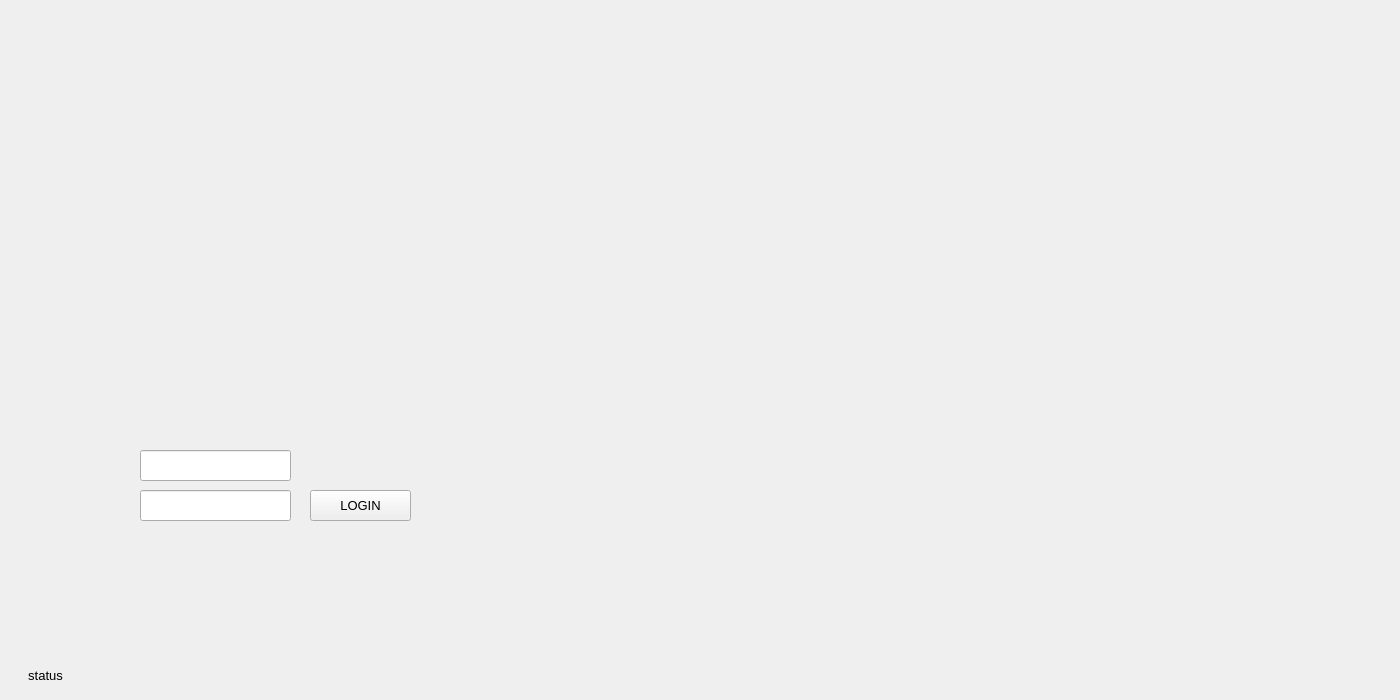
First picture: the form in widget.ui, repository damman96/OnlineBankingSimulator, before the edit.
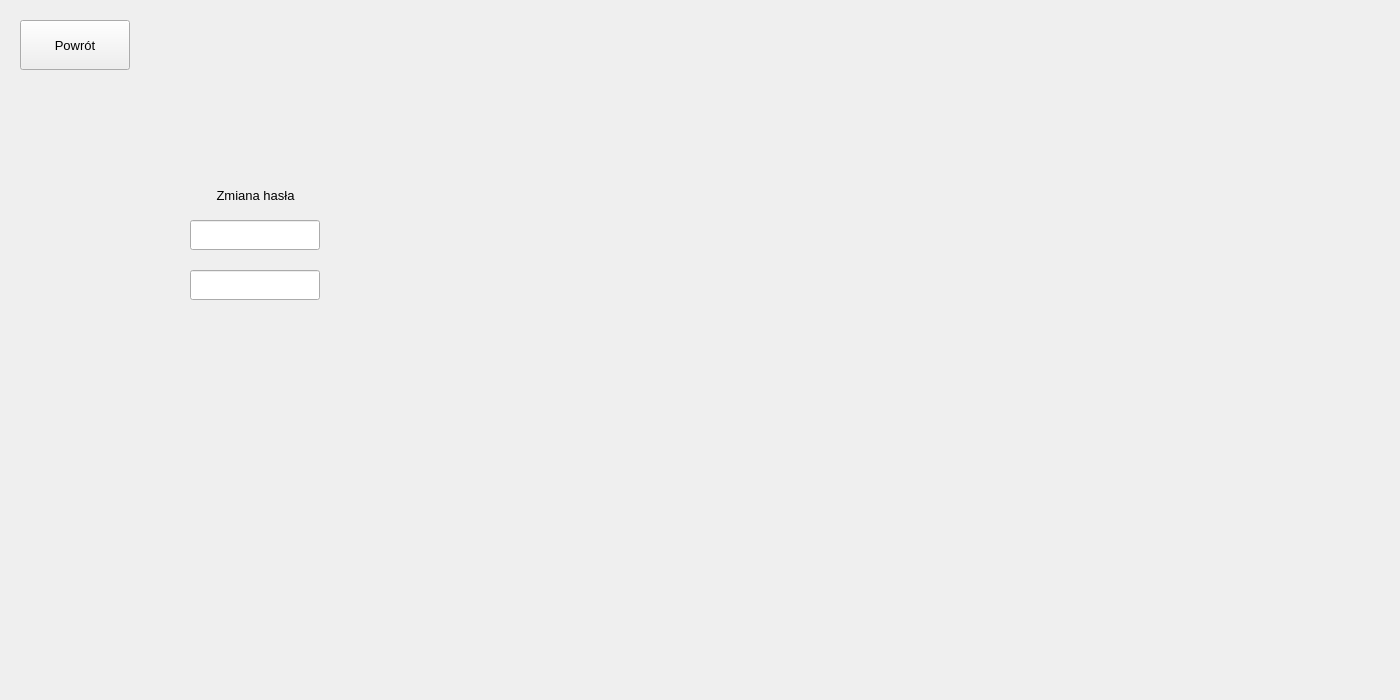
Second picture: the form after the edit. The open tabs and pages were chosen to show the change.

Commit message: add settingsPage and sorting transactions

What changed in the file:
```diff
--- a/widget.ui
+++ b/widget.ui
@@ -277,7 +277,71 @@
       </rect>
      </property>
      <property name="text">
-      <string>Przelew</string>
+      <string>Wykonaj Przelew</string>
+     </property>
+    </widget>
+    <widget class="QPushButton" name="settingsButton">
+     <property name="geometry">
+      <rect>
+       <x>250</x>
+       <y>110</y>
+       <width>130</width>
+       <height>50</height>
+      </rect>
+     </property>
+     <property name="text">
+      <string>Ustawienia</string>
+     </property>
+    </widget>
+   </widget>
+   <widget class="QWidget" name="settingsPage">
+    <widget class="QLineEdit" name="lineEdit">
+     <property name="geometry">
+      <rect>
+       <x>190</x>
+       <y>220</y>
+       <width>130</width>
+       <height>30</height>
+      </rect>
+     </property>
+    </widget>
+    <widget class="QLineEdit" name="lineEdit_2">
+     <property name="geometry">
+      <rect>
+       <x>190</x>
+       <y>270</y>
+       <width>130</width>
+       <height>30</height>
+      </rect>
+     </property>
+    </widget>
+    <widget class="QLabel" name="label_2">
+     <property name="geometry">
+      <rect>
+       <x>190</x>
+       <y>180</y>
+       <width>131</width>
+       <height>30</height>
+      </rect>
+     </property>
+     <property name="text">
+      <string>Zmiana hasła</string>
+     </property>
+     <property name="alignment">
+      <set>Qt::AlignCenter</set>
+     </property>
+    </widget>
+    <widget class="QPushButton" name="backSettingsButton">
+     <property name="geometry">
+      <rect>
+       <x>20</x>
+       <y>20</y>
+       <width>110</width>
+       <height>50</height>
+      </rect>
+     </property>
+     <property name="text">
+      <string>Powrót</string>
      </property>
     </widget>
    </widget>
```
Left out of the diff: 13 changed lines with no effect on the pictures. The commit also changes 8 other files.
